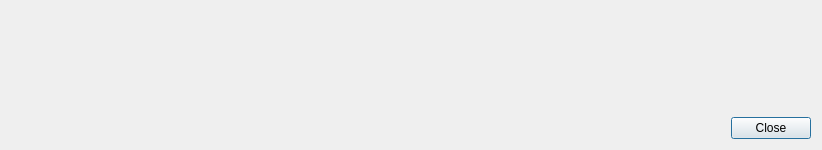
This is qt/AudioViewer.ui in eteran/pretendo as Qt 5 draws it before an edit. The edited form follows.
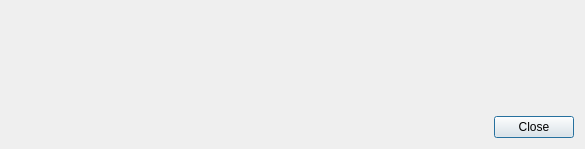
This is the edited form.

Commit message: improved the APU and audio viewer a bit, temporarily disabled the DMC output

```diff
--- a/qt/AudioViewer.ui
+++ b/qt/AudioViewer.ui
@@ -6,8 +6,8 @@
    <rect>
     <x>0</x>
     <y>0</y>
-    <width>808</width>
-    <height>137</height>
+    <width>585</width>
+    <height>149</height>
    </rect>
   </property>
   <property name="windowTitle">
@@ -15,20 +15,7 @@
   </property>
   <layout class="QGridLayout" name="gridLayout">
    <item row="0" column="0">
-    <widget class="QWidget" name="widget" native="true">
-     <property name="sizePolicy">
-      <sizepolicy hsizetype="Fixed" vsizetype="Fixed">
-       <horstretch>0</horstretch>
-       <verstretch>0</verstretch>
-      </sizepolicy>
-     </property>
-     <property name="minimumSize">
-      <size>
-       <width>800</width>
-       <height>100</height>
-      </size>
-     </property>
-    </widget>
+    <widget class="QWidget" name="widget" native="true"/>
    </item>
    <item row="1" column="0">
     <widget class="QDialogButtonBox" name="buttonBox">
```
The commit also changes 5 other files.
